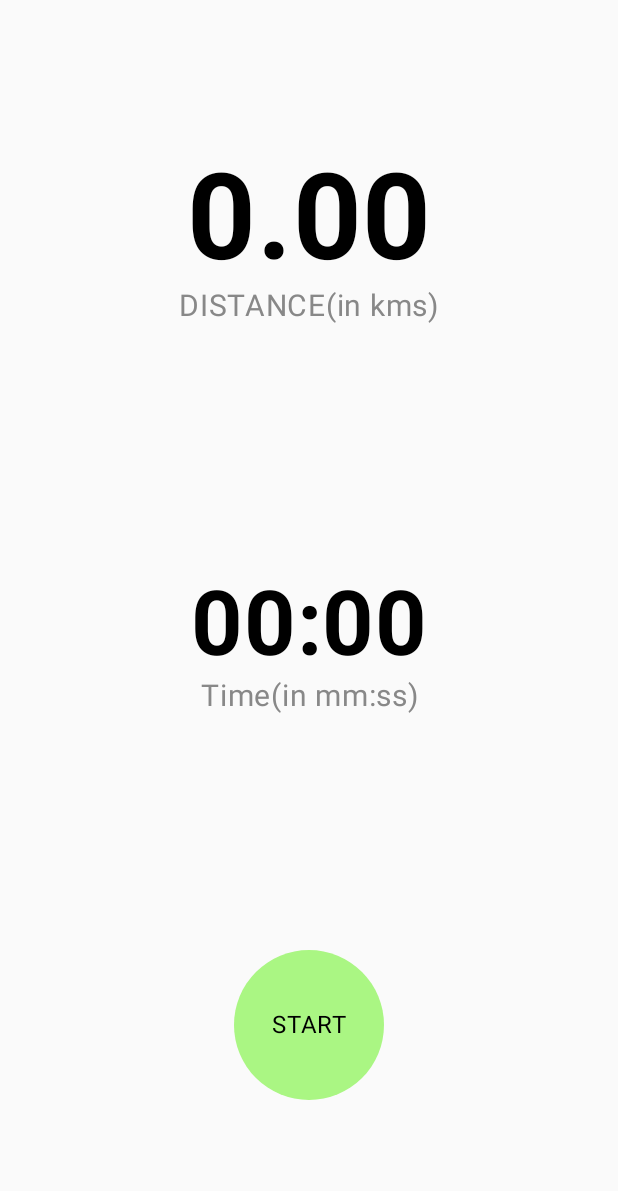
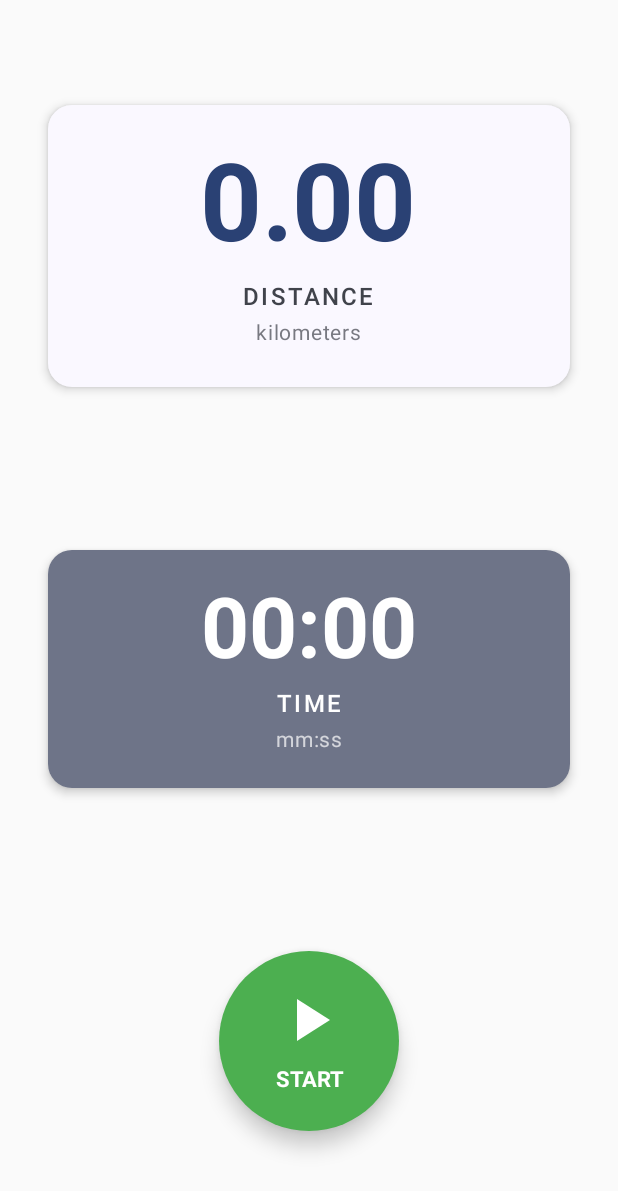
Before and after one commit to bansalayush/JustRun, an Android app built with Jetpack Compose: the screen it shows after launch (MainActivity), on a phone screen of 412 x 824 dp. Shown: the top 1191 px of the screen. Run offline under Robolectric (Android 15) with nearby library versions, the phone set to English and light mode, and no system bars; our stand-ins replace Room's generated code, Timber; 1 statement that could not run was skipped.

Commit message:
chore(justrunui): updated new UI

```diff
--- a/app/src/main/java/com/scorpio/distancecalculator/ui/theme/composables/JustRunScreen.kt
+++ b/app/src/main/java/com/scorpio/distancecalculator/ui/theme/composables/JustRunScreen.kt
@@ -1,21 +1,39 @@
 package com.scorpio.distancecalculator.ui.theme.composables
 
 import android.content.Intent
+import androidx.compose.animation.core.animateFloatAsState
+import androidx.compose.animation.core.tween
 import androidx.compose.foundation.background
 import androidx.compose.foundation.clickable
+import androidx.compose.foundation.interaction.MutableInteractionSource
+import androidx.compose.foundation.interaction.collectIsPressedAsState
+import androidx.compose.foundation.layout.Arrangement
 import androidx.compose.foundation.layout.Box
 import androidx.compose.foundation.layout.Column
 import androidx.compose.foundation.layout.Row
+import androidx.compose.foundation.layout.Spacer
+import androidx.compose.foundation.layout.fillMaxWidth
 import androidx.compose.foundation.layout.height
 import androidx.compose.foundation.layout.padding
-import androidx.compose.foundation.layout.width
+import androidx.compose.foundation.layout.size
 import androidx.compose.foundation.shape.CircleShape
+import androidx.compose.foundation.shape.RoundedCornerShape
+import androidx.compose.material.icons.Icons
+import androidx.compose.material.icons.filled.PlayArrow
+import androidx.compose.material3.Card
+import androidx.compose.material3.CardDefaults
+import androidx.compose.material3.Icon
+import androidx.compose.material3.MaterialTheme
 import androidx.compose.material3.Text
 import androidx.compose.runtime.Composable
 import androidx.compose.runtime.getValue
+import androidx.compose.runtime.remember
 import androidx.compose.ui.Alignment
 import androidx.compose.ui.Modifier
+import androidx.compose.ui.draw.scale
+import androidx.compose.ui.draw.shadow
 import androidx.compose.ui.graphics.Color
+import androidx.compose.ui.graphics.vector.ImageVector
 import androidx.compose.ui.platform.LocalContext
 import androidx.compose.ui.text.font.FontWeight
 import androidx.compose.ui.text.style.TextAlign
@@ -31,90 +49,141 @@ import com.scorpio.distancecalculator.tracker.TrackingState
 fun ControlsLayout(viewmodel: MainViewModel) {
     val trackingState = viewmodel.trackingState.collectAsStateWithLifecycle(TrackingState.finished)
     val context = LocalContext.current
-    Row {
+
+    Row(
+        horizontalArrangement = Arrangement.spacedBy(16.dp),
+        modifier = Modifier.fillMaxWidth(),
+        verticalAlignment = Alignment.CenterVertically
+    ) {
         when (trackingState.value) {
             TrackingState.finished -> {
-                Box(
-                    modifier = Modifier
-                        .clickable {
+                Box(modifier = Modifier.fillMaxWidth()) {
+                    AnimatedControlButton(
+                        modifier = Modifier.align(Alignment.Center),
+                        onClick = {
                             Intent(context, RunningService::class.java).apply {
                                 action = TrackerCommands.resume.toString()
                             }.also { context.startService(it) }
-//                            viewmodel.resume()
-                        }
-                        .height(100f.dp)
-                        .width(100f.dp)
-                        .background(
-                            Color(0xFFAAF683), // Soft green
-                            CircleShape
-                        ),
-                    contentAlignment = Alignment.Center) {
-                    Text(
-                        textAlign = TextAlign.Center,
-                        text = "START"
+                        },
+                        icon = Icons.Default.PlayArrow,
+                        text = "START",
+                        backgroundColor = Color(0xFF4CAF50),
+                        size = 120.dp
                     )
                 }
             }
 
             TrackingState.active -> {
-                Box(
-                    modifier = Modifier
-                        .clickable {
+                Box(modifier = Modifier.fillMaxWidth()) {
+                    AnimatedControlButton(
+                        modifier = Modifier.align(Alignment.Center),
+                        onClick = {
                             Intent(context, RunningService::class.java).apply {
                                 action = TrackerCommands.pause.toString()
                             }.also { context.startService(it) }
-//                            viewmodel.pause()
-                        }
-                        .height(100f.dp)
-                        .width(100f.dp)
-                        .background(
-                            Color(0xFFFFF6A3), // Soft yellow
-                            CircleShape
-                        ),
-                    contentAlignment = Alignment.Center) {
-                    Text("PAUSE")
+                        },
+                        icon = null,
+                        text = "PAUSE",
+                        backgroundColor = Color(0xFFFFC107),
+                        size = 120.dp
+                    )
                 }
             }
 
             TrackingState.paused -> {
-                Row {
-                    Box(
-                        modifier = Modifier
-                            .clickable {
+                Row(
+                    horizontalArrangement = Arrangement.SpaceEvenly,
+                    modifier = Modifier.fillMaxWidth(),
+                    verticalAlignment = Alignment.CenterVertically
+                ) {
+                    AnimatedControlButton(
+                        onClick = {
                             Intent(context, RunningService::class.java).apply {
                                 action = TrackerCommands.finish.toString()
                             }.also { context.startService(it) }
-//                            viewmodel.finish()
-                            }
-                            .height(100f.dp)
-                            .width(100f.dp)
-                            .background(
-                                Color(0xFFFFB3B3), // Soft red
-                                CircleShape
-                            ),
-                        contentAlignment = Alignment.Center) {
-                        Text("FINISH")
-                    }
+                        },
+                        icon = null,
+                        text = "FINISH",
+                        backgroundColor = Color(0xFFF44336),
+                        size = 100.dp
+                    )
 
-                    Box(
-                        modifier = Modifier
-                            .clickable {
+                    AnimatedControlButton(
+                        onClick = {
                             Intent(context, RunningService::class.java).apply {
                                 action = TrackerCommands.resume.toString()
                             }.also { context.startService(it) }
-//                            viewmodel.resume()
-                            }
-                            .height(100f.dp)
-                            .width(100f.dp)
-                            .background(
-                                Color(0xFFAAF683), // Soft green
-                                CircleShape
-                            ),
-                        contentAlignment = Alignment.Center) {
-                        Text("RESUME")
+                        },
+                        icon = Icons.Default.PlayArrow,
+                        text = "RESUME",
+                        backgroundColor = Color(0xFF4CAF50),
+                        size = 100.dp
+                    )
                 }
             }
         }
+    }
+}
+
+@Composable
+fun AnimatedControlButton(
+    onClick: () -> Unit,
+    icon: ImageVector?,
+    text: String,
+    backgroundColor: Color,
+    size: androidx.compose.ui.unit.Dp,
+    modifier: Modifier = Modifier
+) {
+    val interactionSource = remember { MutableInteractionSource() }
+    val isPressed by interactionSource.collectIsPressedAsState()
+
+    val scale by animateFloatAsState(
+        targetValue = if (isPressed) 0.9f else 1f,
+        animationSpec = tween(100),
+        label = "scale"
+    )
+
+    val shadowElevation by animateFloatAsState(
+        targetValue = if (isPressed) 2.dp.value else 8.dp.value,
+        animationSpec = tween(100),
+        label = "shadow"
+    )
+
+    Box(
+        modifier = modifier
+            .size(size)
+            .scale(scale)
+            .shadow(
+                elevation = shadowElevation.dp,
+                shape = CircleShape,
+                clip = false
+            )
+            .background(backgroundColor, CircleShape)
+            .clickable(
+                interactionSource = interactionSource,
+                indication = null
+            ) { onClick() },
+        contentAlignment = Alignment.Center
+    ) {
+        Column(
+            horizontalAlignment = Alignment.CenterHorizontally,
+            verticalArrangement = Arrangement.Center
+        ) {
+            if (icon != null)
+                Icon(
+                    imageVector = icon,
+                    contentDescription = text,
+                    tint = Color.White,
+                    modifier = Modifier.size(size * 0.4f)
+                )
+            Spacer(modifier = Modifier.height(4.dp))
+            Text(
+                text = text,
+                color = Color.White,
+                fontSize = (size.value * 0.12f).sp,
+                fontWeight = FontWeight.Bold,
+                textAlign = TextAlign.Center
+            )
         }
     }
 }
@@ -123,41 +192,87 @@ fun ControlsLayout(viewmodel: MainViewModel) {
 @Composable
 fun DistanceMetricDisplay(viewModel: MainViewModel) {
     val distance by viewModel.distanceFlow.collectAsStateWithLifecycle("0.00")
+
+    Card(
+        modifier = Modifier
+            .fillMaxWidth()
+            .padding(horizontal = 16.dp),
+        shape = RoundedCornerShape(16.dp),
+        colors = CardDefaults.cardColors(
+            containerColor = MaterialTheme.colorScheme.surface
+        ),
+        elevation = CardDefaults.cardElevation(defaultElevation = 4.dp)
+    ) {
         Column(
             horizontalAlignment = Alignment.CenterHorizontally,
-        modifier = Modifier.padding(vertical = 8.dp) // Padding for each metric block
+            modifier = Modifier
+                .fillMaxWidth()
+                .padding(vertical = 24.dp, horizontal = 16.dp)
         ) {
             Text(
                 text = distance,
-            fontSize = 80.sp, // Large font size for the value
+                fontSize = 72.sp,
                 fontWeight = FontWeight.Bold,
-            color = Color.Black // Assuming black text from the image
+                color = MaterialTheme.colorScheme.primary,
+                style = MaterialTheme.typography.displayLarge
+            )
+            Spacer(modifier = Modifier.height(8.dp))
+            Text(
+                text = "DISTANCE",
+                fontSize = 16.sp,
+                fontWeight = FontWeight.Medium,
+                color = MaterialTheme.colorScheme.onSurfaceVariant,
+                letterSpacing = 1.5.sp
             )
             Text(
-            text = "DISTANCE(in kms)",
-            fontSize = 20.sp, // Smaller font size for the label
-            color = Color.Gray // Gray color for the label
+                text = "kilometers",
+                fontSize = 14.sp,
+                color = MaterialTheme.colorScheme.onSurfaceVariant.copy(alpha = 0.7f)
             )
+        }
     }
 }
 
 @Composable
 fun TimeMetricDisplay(viewModel: MainViewModel) {
     val time by viewModel.elapsedTimeFlow.collectAsStateWithLifecycle("00:00")
+
+    Card(
+        modifier = Modifier
+            .fillMaxWidth()
+            .padding(horizontal = 16.dp),
+        shape = RoundedCornerShape(16.dp),
+        colors = CardDefaults.cardColors(
+            containerColor = MaterialTheme.colorScheme.secondaryContainer
+        ),
+        elevation = CardDefaults.cardElevation(defaultElevation = 4.dp)
+    ) {
         Column(
             horizontalAlignment = Alignment.CenterHorizontally,
-        modifier = Modifier.padding(vertical = 8.dp) // Padding for each metric block
+            modifier = Modifier
+                .fillMaxWidth()
+                .padding(vertical = 20.dp, horizontal = 16.dp)
         ) {
             Text(
                 text = time.toString(),
-            fontSize = 60.sp, // Large font size for the value
+                fontSize = 56.sp,
                 fontWeight = FontWeight.Bold,
-            color = Color.Black // Assuming black text from the image
+                color = MaterialTheme.colorScheme.onSecondaryContainer,
+                style = MaterialTheme.typography.displayMedium
+            )
+            Spacer(modifier = Modifier.height(4.dp))
+            Text(
+                text = "TIME",
+                fontSize = 16.sp,
+                fontWeight = FontWeight.Medium,
+                color = MaterialTheme.colorScheme.onSecondaryContainer,
+                letterSpacing = 1.5.sp
             )
             Text(
-            text = "Time(in mm:ss)",
-            fontSize = 20.sp, // Smaller font size for the label
-            color = Color.Gray // Gray color for the label
+                text = "mm:ss",
+                fontSize = 14.sp,
+                color = MaterialTheme.colorScheme.onSecondaryContainer.copy(alpha = 0.7f)
             )
         }
     }
+}
```
Also changed, not shown: app/src/main/java/com/scorpio/distancecalculator/MainActivity.kt (+0 -25 lines). Lines whose indentation alone changed are shown as unchanged.
